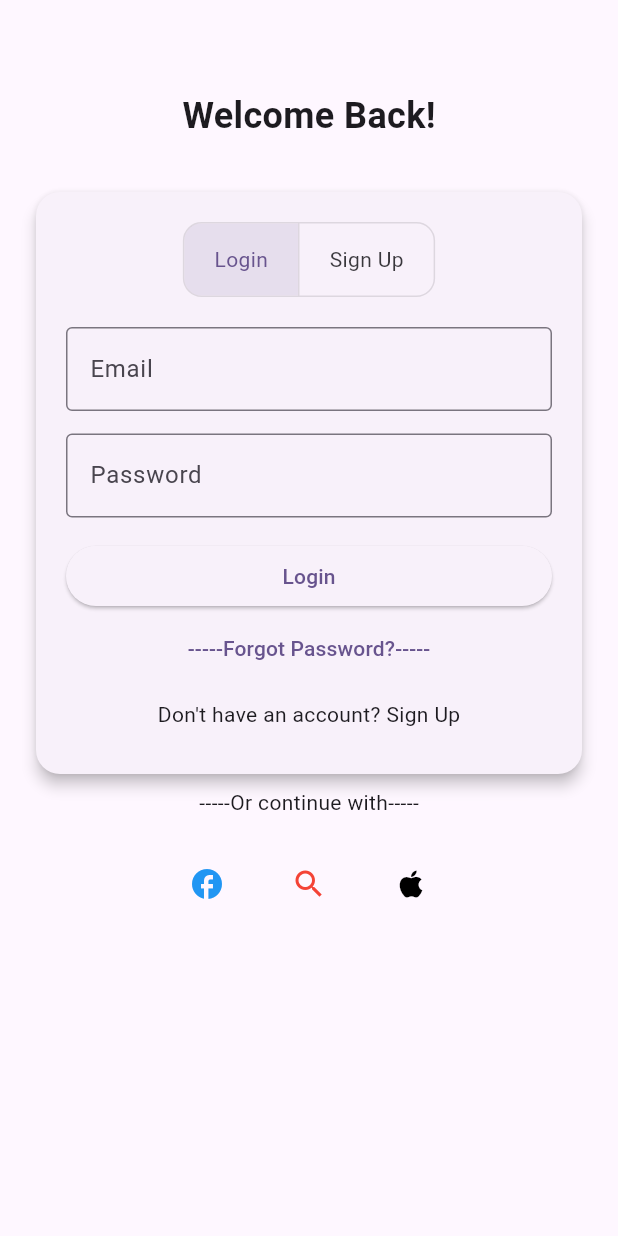
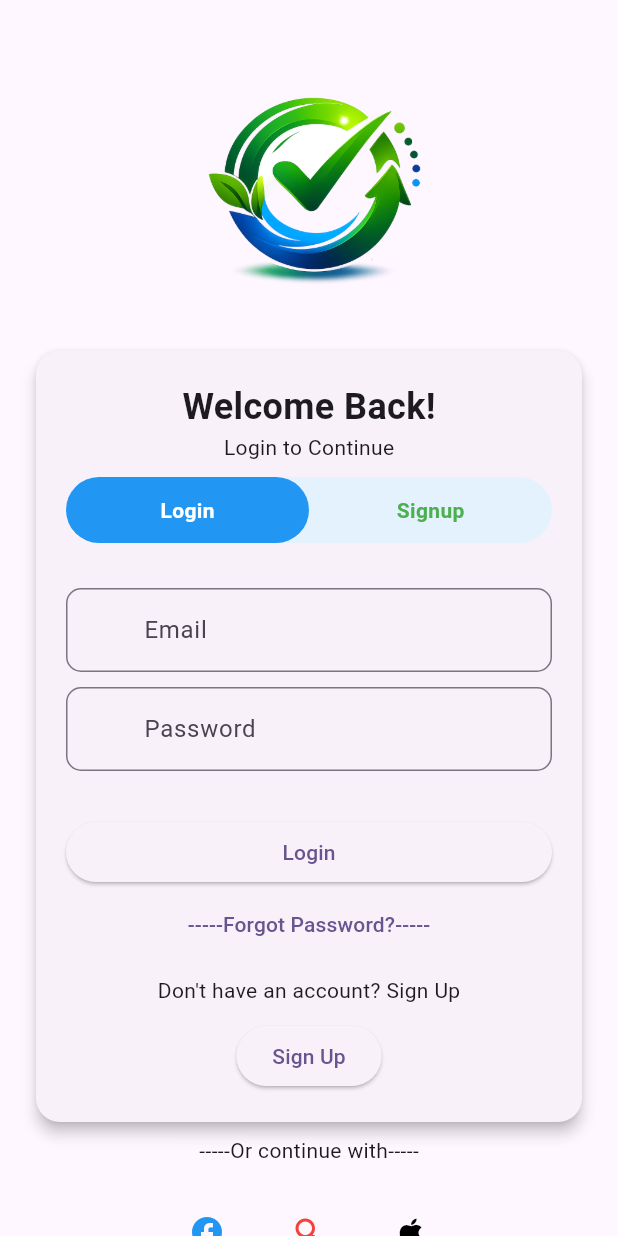
Before and after one commit to Imranulhaq1/habit_tracker_app, a Flutter app: the screen it shows after launch, on a phone screen of 412 x 824 dp. Run offline on Flutter 3.47's test engine with Material 3 defaults, Android fonts, the phone set to English and light mode, and no system bars.

Commit message:
updated login and signup Ui

```diff
--- a/lib/main.dart
+++ b/lib/main.dart
@@ -12,6 +12,7 @@ class MyApp extends StatelessWidget {
   @override
   Widget build(BuildContext context) {
     return MaterialApp(
+      debugShowCheckedModeBanner: false,
       title: 'Flutter Demo',
       theme: ThemeData(colorScheme: .fromSeed(seedColor: Colors.deepPurple)),
       home: const LoginScreen(),
--- a/lib/ui_screens/login_screen.dart
+++ b/lib/ui_screens/login_screen.dart
@@ -1,4 +1,6 @@
 import 'package:flutter/material.dart';
+import 'package:habit_tracker_app/widgets/textfiled.dart';
+import 'package:habit_tracker_app/widgets/top_login_signup.dart';
 
 class LoginScreen extends StatefulWidget {
   const LoginScreen({super.key});
@@ -9,6 +11,8 @@ class LoginScreen extends StatefulWidget {
 
 class _LoginScreenState extends State<LoginScreen> {
   bool isLoginSelected = true;
+  double height() => MediaQuery.of(context).size.height;
+  double width() => MediaQuery.of(context).size.width;
 
   @override
   Widget build(BuildContext context) {
@@ -17,18 +21,23 @@ class _LoginScreenState extends State<LoginScreen> {
         child: SingleChildScrollView(
           child: Padding(
             padding: const EdgeInsets.all(20),
-            child: Column(
+            child: Stack(
+              children: [
+                Column(
                   crossAxisAlignment: CrossAxisAlignment.center,
                   children: [
-                SizedBox(height: 40),
-
-                Text(
-                  'Welcome Back!',
-                  style: TextStyle(fontSize: 24, fontWeight: FontWeight.bold),
+                    SizedBox(height: 10),
+                    Stack(
+                      children: [
+                        Image(
+                          height: 200,
+                          width: 250,
+                          image: AssetImage('assets/log1.png'),
+                          // height: 150,
                         ),
-
-                SizedBox(height: 30),
-
+                      ],
+                    ),
+                    //SizedBox(height: 0),
                     Card(
                       shape: RoundedRectangleBorder(
                         borderRadius: BorderRadius.circular(16),
@@ -38,71 +47,98 @@ class _LoginScreenState extends State<LoginScreen> {
                         padding: const EdgeInsets.all(20),
                         child: Column(
                           children: [
-                        /// Toggle Buttons
-                        ToggleButtons(
-                          borderRadius: BorderRadius.circular(12),
-                          isSelected: [isLoginSelected, !isLoginSelected],
-                          onPressed: (index) {
+                            Text(
+                              'Welcome Back!',
+                              style: TextStyle(
+                                fontSize: 24,
+                                fontWeight: FontWeight.bold,
+                              ),
+                            ),
+                            Text('Login to Continue'),
+                            SizedBox(height: 10),
+                            TopLoginSignup(
+                              isLoginSelected: isLoginSelected,
+                              onChanged: (value) {
                                 setState(() {
-                              isLoginSelected = index == 0;
+                                  isLoginSelected = value;
                                 });
                               },
-                          children: const [
-                            Padding(
-                              padding: EdgeInsets.symmetric(horizontal: 20),
-                              child: Text('Login'),
                             ),
-                            Padding(
-                              padding: EdgeInsets.symmetric(horizontal: 20),
-                              child: Text('Sign Up'),
+                            SizedBox(height: 20),
+                            if (!isLoginSelected)
+                              CustomTextField(
+                                hintText: 'Username',
+                                prefixIcon: Icon(
+                                  Icons.person,
+                                  color: Colors.green,
+                                ),
+                                controller: TextEditingController(),
+                                obscureText: false,
+                                keyboardType: TextInputType.text,
+                              ),
+                            SizedBox(height: 10),
+
+                            /// Email Field
+                            CustomTextField(
+                              hintText: "Email",
+                              controller: TextEditingController(),
+                              prefixIcon: Column(
+                                children: [
+                                  if (!isLoginSelected)
+                                    Icon(
+                                      Icons.email,
+                                      color: !isLoginSelected
+                                          ? Colors.blue
+                                          : Colors.green,
                                     ),
                                 ],
                               ),
-
-                        SizedBox(height: 20),
-
-                        /// Email Field
-                        TextField(
-                          decoration: InputDecoration(
-                            labelText: "Email",
-                            border: OutlineInputBorder(),
+                              obscureText: false,
+                              keyboardType: TextInputType.emailAddress,
                             ),
+                            SizedBox(height: 10),
+                            CustomTextField(
+                              hintText: "Password",
+                              prefixIcon: Column(
+                                children: [
+                                  if (!isLoginSelected)
+                                    Icon(
+                                      Icons.lock,
+                                      color: !isLoginSelected
+                                          ? Colors.blue
+                                          : Colors.green,
                                     ),
-
-                        SizedBox(height: 15),
-
-                        /// Password Field
-                        TextField(
+                                ],
+                              ),
+                              controller: TextEditingController(),
                               obscureText: true,
-                          decoration: InputDecoration(
-                            labelText: "Password",
-                            border: OutlineInputBorder(),
-                          ),
+                              keyboardType: TextInputType.visiblePassword,
                             ),
 
                             SizedBox(height: 15),
 
                             /// Confirm Password (Only for SignUp)
                             if (!isLoginSelected)
-                          Column(
-                            children: [
-                              TextField(
+                              CustomTextField(
+                                hintText: "Confirm Password",
+                                prefixIcon: Icon(
+                                  Icons.lock,
+                                  color: Colors.green,
+                                ),
+                                controller: TextEditingController(),
                                 obscureText: true,
-                                decoration: InputDecoration(
-                                  labelText: "Confirm Password",
-                                  border: OutlineInputBorder(),
-                                ),
+                                keyboardType: TextInputType.visiblePassword,
                               ),
                             SizedBox(height: 15),
-                            ],
-                          ),
 
                             /// Button
                             SizedBox(
                               width: double.infinity,
                               child: ElevatedButton(
                                 onPressed: () {},
-                            child: Text(isLoginSelected ? "Login" : "Sign Up"),
+                                child: Text(
+                                  isLoginSelected ? "Login" : "Sign Up",
+                                ),
                               ),
                             ),
                             TextButton(
@@ -112,6 +148,16 @@ class _LoginScreenState extends State<LoginScreen> {
                             SizedBox(height: 10),
                             Text("Don't have an account? Sign Up"),
                             SizedBox(height: 10),
+                            ElevatedButton(
+                              onPressed: () {
+                                setState(() {
+                                  isLoginSelected = !isLoginSelected;
+                                });
+                              },
+                              child: Text(
+                                isLoginSelected ? "Sign Up" : "Login",
+                              ),
+                            ),
                           ],
                         ),
                       ),
@@ -140,6 +186,8 @@ class _LoginScreenState extends State<LoginScreen> {
                     ),
                   ],
                 ),
+              ],
+            ),
           ),
         ),
       ),
--- a/lib/widgets/textfiled.dart
+++ b/lib/widgets/textfiled.dart
@@ -6,16 +6,21 @@ class CustomTextField extends StatelessWidget {
   final InputBorder? border;
   final bool obscureText;
   final TextInputType keyboardType;
+  final Widget? suffixIcon;
   final String? Function(String?)? validator;
-
-  const CustomTextField({
+  final String? errorText;
+  final Widget? prefixIcon;
+  CustomTextField({
     super.key,
+    this.prefixIcon,
+    this.suffixIcon,
     required this.hintText,
     required this.controller,
     required this.obscureText,
     required this.keyboardType,
     this.validator,
     this.border,
+    this.errorText,
   });
 
   @override
@@ -27,6 +32,9 @@ class CustomTextField extends StatelessWidget {
       validator: validator,
       decoration: InputDecoration(
         hintText: hintText,
+        prefixIcon: prefixIcon,
+        suffixIcon: suffixIcon,
+        errorText: errorText,
         border:
             border ??
             OutlineInputBorder(borderRadius: BorderRadius.circular(10)),
--- /dev/null
+++ b/lib/widgets/top_login_signup.dart
@@ -0,0 +1,160 @@
+import 'package:flutter/material.dart';
+
+class TopLoginSignup extends StatelessWidget {
+  final bool isLoginSelected;
+  final Function(bool) onChanged;
+
+  const TopLoginSignup({
+    super.key,
+    required this.isLoginSelected,
+    required this.onChanged,
+  });
+
+  @override
+  Widget build(BuildContext context) {
+    return Container(
+      decoration: BoxDecoration(
+        color: isLoginSelected ? Colors.blue.shade50 : Colors.green.shade50,
+        borderRadius: BorderRadius.circular(30),
+      ),
+      child: Row(
+        children: [
+          /// LOGIN
+          Expanded(
+            child: GestureDetector(
+              onTap: () => onChanged(true),
+              child: Container(
+                padding: const EdgeInsets.symmetric(vertical: 12),
+                decoration: BoxDecoration(
+                  color: isLoginSelected ? Colors.blue : Colors.transparent,
+                  borderRadius: BorderRadius.circular(30),
+                ),
+                child: Center(
+                  child: Text(
+                    'Login',
+                    style: TextStyle(
+                      color: isLoginSelected ? Colors.white : Colors.blue,
+                      fontWeight: FontWeight.bold,
+                    ),
+                  ),
+                ),
+              ),
+            ),
+          ),
+
+          /// SIGNUP
+          Expanded(
+            child: GestureDetector(
+              onTap: () => onChanged(false),
+              child: Container(
+                padding: const EdgeInsets.symmetric(vertical: 12),
+                decoration: BoxDecoration(
+                  color: !isLoginSelected ? Colors.green : Colors.transparent,
+                  borderRadius: BorderRadius.circular(30),
+                ),
+                child: Center(
+                  child: Text(
+                    'Signup',
+                    style: TextStyle(
+                      color: !isLoginSelected ? Colors.white : Colors.green,
+                      fontWeight: FontWeight.bold,
+                    ),
+                  ),
+                ),
+              ),
+            ),
+          ),
+        ],
+      ),
+    );
+  }
+}
+
+// import 'package:flutter/material.dart';
+
+// class TopLoginSignup extends StatefulWidget {
+//   const TopLoginSignup({super.key});
+
+//   @override
+//   State<TopLoginSignup> createState() => _TopLoginSignupState();
+// }
+
+// class _TopLoginSignupState extends State<TopLoginSignup> {
+//   bool isLoginSelected = true;
+//   @override
+//   Widget build(BuildContext context) {
+//     return Container(
+//       decoration: BoxDecoration(
+//         color: Colors.blue.shade50,
+//         borderRadius: BorderRadius.circular(30),
+//       ),
+//       child: Row(
+//         children: [
+//           /// 🔵 LOGIN
+//           Expanded(
+//             child: GestureDetector(
+//               onTap: () {
+//                 setState(() {
+//                   isLoginSelected = true;
+//                 });
+//               },
+//               child: Container(
+//                 padding: const EdgeInsets.symmetric(
+//                   vertical: 9,
+//                   horizontal: 10,
+//                 ),
+//                 decoration: BoxDecoration(
+//                   color: isLoginSelected ? Colors.blue : Colors.transparent,
+//                   borderRadius: BorderRadius.circular(30),
+//                 ),
+//                 child: Center(
+//                   child: Text(
+//                     'Login',
+//                     style: TextStyle(
+//                       color: isLoginSelected ? Colors.white : Colors.blue,
+//                       fontWeight: FontWeight.bold,
+//                       fontSize: 16,
+//                     ),
+//                   ),
+//                 ),
+//               ),
+//             ),
+//           ),
+
+//           /// 🔵 SIGNUP
+//           Expanded(
+//             child: GestureDetector(
+//               onTap: () {
+//                 setState(() {
+//                   isLoginSelected = false;
+//                 });
+//               },
+//               child: Container(
+//                 padding: const EdgeInsets.symmetric(
+//                   vertical: 9,
+//                   horizontal: 10,
+//                 ),
+//                 decoration: BoxDecoration(
+//                   color: !isLoginSelected
+//                       ? Colors.green
+//                       : Colors.transparent,
+//                   borderRadius: BorderRadius.circular(30),
+//                 ),
+//                 child: Center(
+//                   child: Text(
+//                     'Signup',
+//                     style: TextStyle(
+//                       color: !isLoginSelected ? Colors.white : Colors.blue,
+//                       fontWeight: FontWeight.bold,
+//                       fontSize: 16,
+//                     ),
+//                   ),
+//                 ),
+//               ),
+//             ),
+//           ),
+//         ],
+//       ),
+//     );
+//   }
+// }
```
Also changed, not shown: pubspec.yaml (+4 -3 lines), assets/log1.png (added), assets/log2.png (added). Lines whose indentation alone changed are shown as unchanged.
